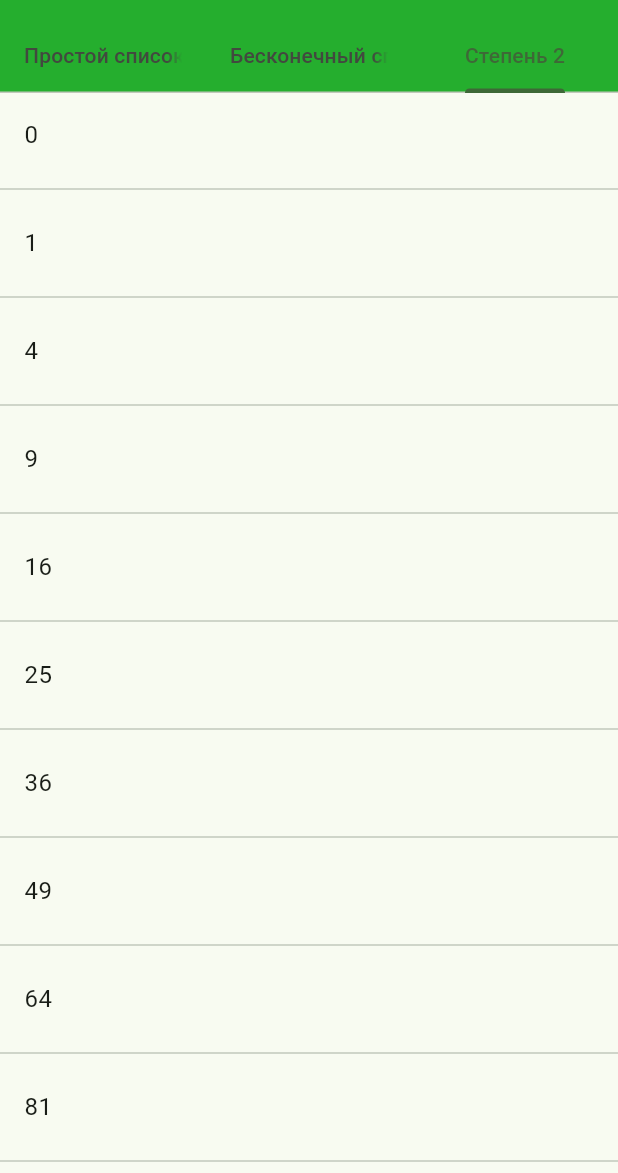
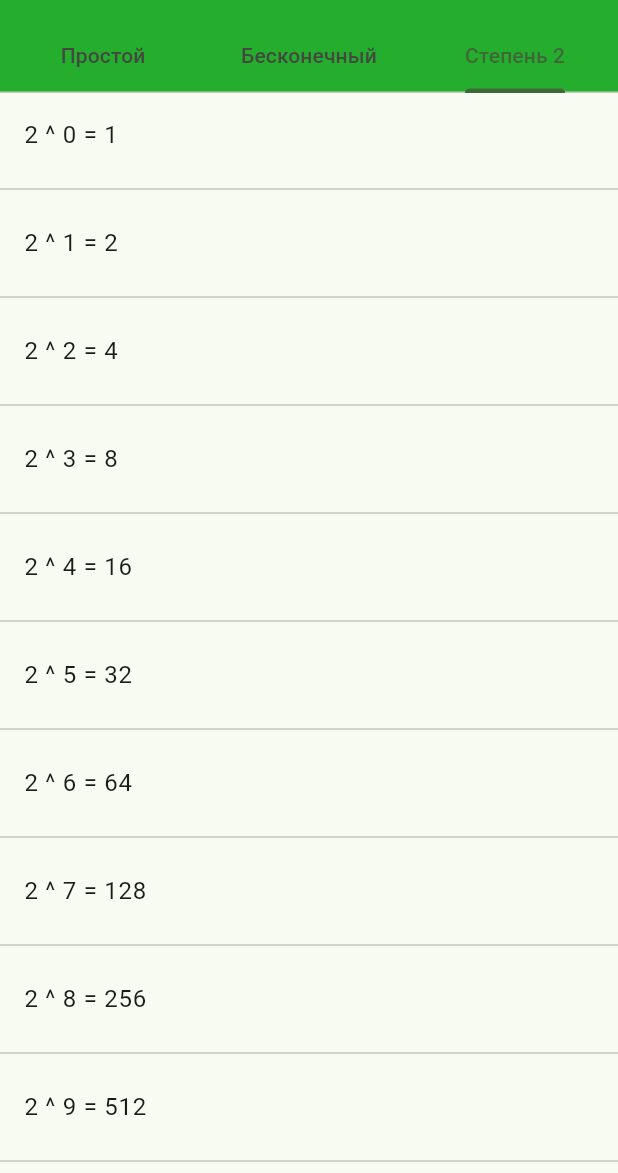
Before and after one commit to EmmaMaltseva/app_exam_history, a Flutter app: the screen it shows after launch, tab 3 chosen, on a phone screen of 412 x 824 dp, the part 63-1236 px from its top. Run offline on Flutter 3.47's test engine with Material 3 defaults, Android fonts, the phone set to English and light mode, and no system bars; our stand-ins replace share.

Commit message:
сделано 3 задание

```diff
--- a/lab5/lab5/lib/main.dart
+++ b/lab5/lab5/lib/main.dart
@@ -30,8 +30,8 @@ class MyApp extends StatelessWidget {
               ),
               bottom: TabBar(
                 tabs: [
-                  Tab(text: 'Простой список'),
-                  Tab(text: 'Бесконечный список'),
+                  Tab(text: 'Простой'),
+                  Tab(text: 'Бесконечный'),
                   Tab(text: 'Степень 2'),
                 ],
               ),
@@ -105,7 +105,12 @@ class _ThirdScreenState extends State<ThirdScreen> {
 
       if (index >= _array.length)
         _array.addAll(['$index', '${index + 1}', '${index + 2}']);
-      return ListTile(title: Text(pow(int.parse(_array[index]), 2).toString()));
+      return ListTile(
+          title: Text('2' +
+              ' ^ ' +
+              _array[index] +
+              ' = ' +
+              pow(2, int.parse(_array[index])).toString()));
     });
   }
 }
```
